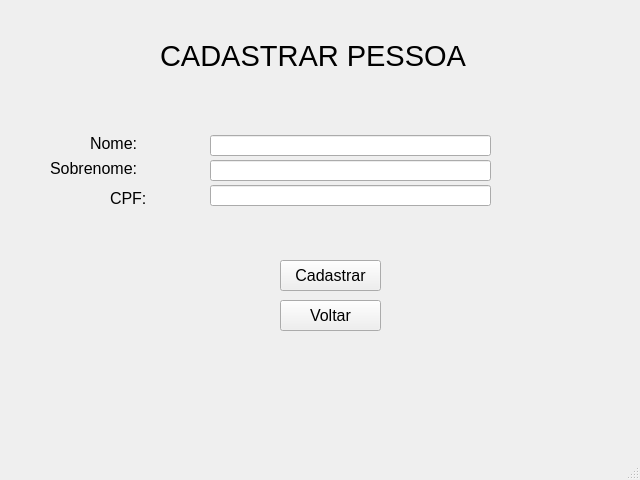
Old version of the form telas/tela_cadastro_pessoa.ui in the repository mthsvct/BancoPOO2.
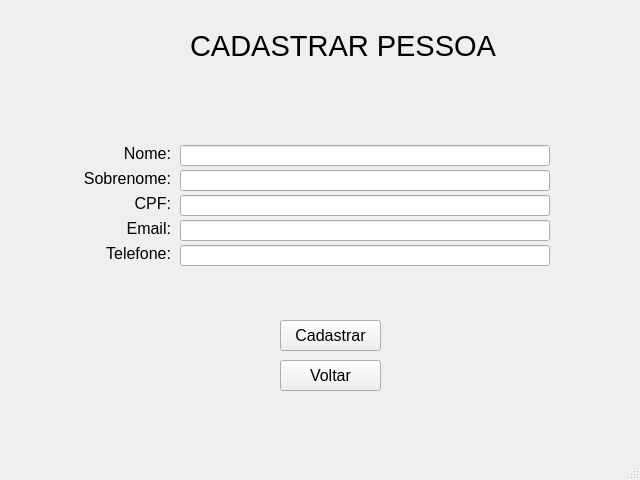
New version of the form.

Commit message: Criação da tela de login, cofigurações de login, alterações no processo de cadastro e acrescimo de campos nos cadastros.

Diff of the .ui file:
```diff
--- a/telas/tela_cadastro_pessoa.ui
+++ b/telas/tela_cadastro_pessoa.ui
@@ -17,8 +17,8 @@
    <widget class="QLabel" name="titulo">
     <property name="geometry">
      <rect>
-      <x>160</x>
-      <y>40</y>
+      <x>190</x>
+      <y>30</y>
       <width>311</width>
       <height>31</height>
      </rect>
@@ -35,9 +35,9 @@
    <widget class="QLineEdit" name="lineEdit">
     <property name="geometry">
      <rect>
-      <x>210</x>
-      <y>135</y>
-      <width>281</width>
+      <x>180</x>
+      <y>145</y>
+      <width>370</width>
       <height>21</height>
      </rect>
     </property>
@@ -45,9 +45,9 @@
    <widget class="QLabel" name="label">
     <property name="geometry">
      <rect>
-      <x>90</x>
-      <y>135</y>
-      <width>151</width>
+      <x>50</x>
+      <y>145</y>
+      <width>121</width>
       <height>16</height>
      </rect>
     </property>
@@ -59,13 +59,16 @@
     <property name="text">
      <string>Nome:</string>
     </property>
+    <property name="alignment">
+     <set>Qt::AlignRight|Qt::AlignTrailing|Qt::AlignVCenter</set>
+    </property>
    </widget>
    <widget class="QLabel" name="label_2">
     <property name="geometry">
      <rect>
       <x>50</x>
-      <y>160</y>
-      <width>151</width>
+      <y>170</y>
+      <width>121</width>
       <height>16</height>
      </rect>
     </property>
@@ -77,23 +80,29 @@
     <property name="text">
      <string>Sobrenome:</string>
     </property>
+    <property name="alignment">
+     <set>Qt::AlignRight|Qt::AlignTrailing|Qt::AlignVCenter</set>
+    </property>
    </widget>
    <widget class="QLineEdit" name="lineEdit_2">
     <property name="geometry">
      <rect>
-      <x>210</x>
-      <y>160</y>
-      <width>281</width>
+      <x>180</x>
+      <y>170</y>
+      <width>370</width>
       <height>21</height>
      </rect>
     </property>
+    <property name="text">
+     <string/>
+    </property>
    </widget>
    <widget class="QLineEdit" name="lineEdit_3">
     <property name="geometry">
      <rect>
-      <x>210</x>
-      <y>185</y>
-      <width>281</width>
+      <x>180</x>
+      <y>195</y>
+      <width>370</width>
       <height>21</height>
      </rect>
     </property>
@@ -101,9 +110,9 @@
    <widget class="QLabel" name="label_3">
     <property name="geometry">
      <rect>
-      <x>110</x>
-      <y>190</y>
-      <width>151</width>
+      <x>50</x>
+      <y>195</y>
+      <width>121</width>
       <height>16</height>
      </rect>
     </property>
@@ -115,12 +124,15 @@
     <property name="text">
      <string>CPF:</string>
     </property>
+    <property name="alignment">
+     <set>Qt::AlignRight|Qt::AlignTrailing|Qt::AlignVCenter</set>
+    </property>
    </widget>
    <widget class="QPushButton" name="button_cadastrar">
     <property name="geometry">
      <rect>
       <x>280</x>
-      <y>260</y>
+      <y>320</y>
       <width>101</width>
       <height>31</height>
      </rect>
@@ -141,7 +153,7 @@
     <property name="geometry">
      <rect>
       <x>280</x>
-      <y>300</y>
+      <y>360</y>
       <width>101</width>
       <height>31</height>
      </rect>
@@ -158,6 +170,68 @@
      <string>Voltar</string>
     </property>
    </widget>
+   <widget class="QLineEdit" name="lineEdit_4">
+    <property name="geometry">
+     <rect>
+      <x>180</x>
+      <y>220</y>
+      <width>370</width>
+      <height>21</height>
+     </rect>
+    </property>
+   </widget>
+   <widget class="QLabel" name="label_4">
+    <property name="geometry">
+     <rect>
+      <x>50</x>
+      <y>220</y>
+      <width>121</width>
+      <height>16</height>
+     </rect>
+    </property>
+    <property name="font">
+     <font>
+      <pointsize>12</pointsize>
+     </font>
+    </property>
+    <property name="text">
+     <string>Email:</string>
+    </property>
+    <property name="alignment">
+     <set>Qt::AlignRight|Qt::AlignTrailing|Qt::AlignVCenter</set>
+    </property>
+   </widget>
+   <widget class="QLineEdit" name="lineEdit_5">
+    <property name="geometry">
+     <rect>
+      <x>180</x>
+      <y>245</y>
+      <width>370</width>
+      <height>21</height>
+     </rect>
+    </property>
+   </widget>
+   <widget class="QLabel" name="label_5">
+    <property name="geometry">
+     <rect>
+      <x>50</x>
+      <y>245</y>
+      <width>121</width>
+      <height>16</height>
+     </rect>
+    </property>
+    <property name="font">
+     <font>
+      <pointsize>12</pointsize>
+     </font>
+    </property>
+    <property name="text">
+     <string>Telefone:</string>
+    </property>
+    <property name="alignment">
+     <set>Qt::AlignRight|Qt::AlignTrailing|Qt::AlignVCenter</set>
+    </property>
+   </widget>
   </widget>
   <widget class="QMenuBar" name="menubar">
    <property name="geometry">
```
The commit also changes 9 other files.
